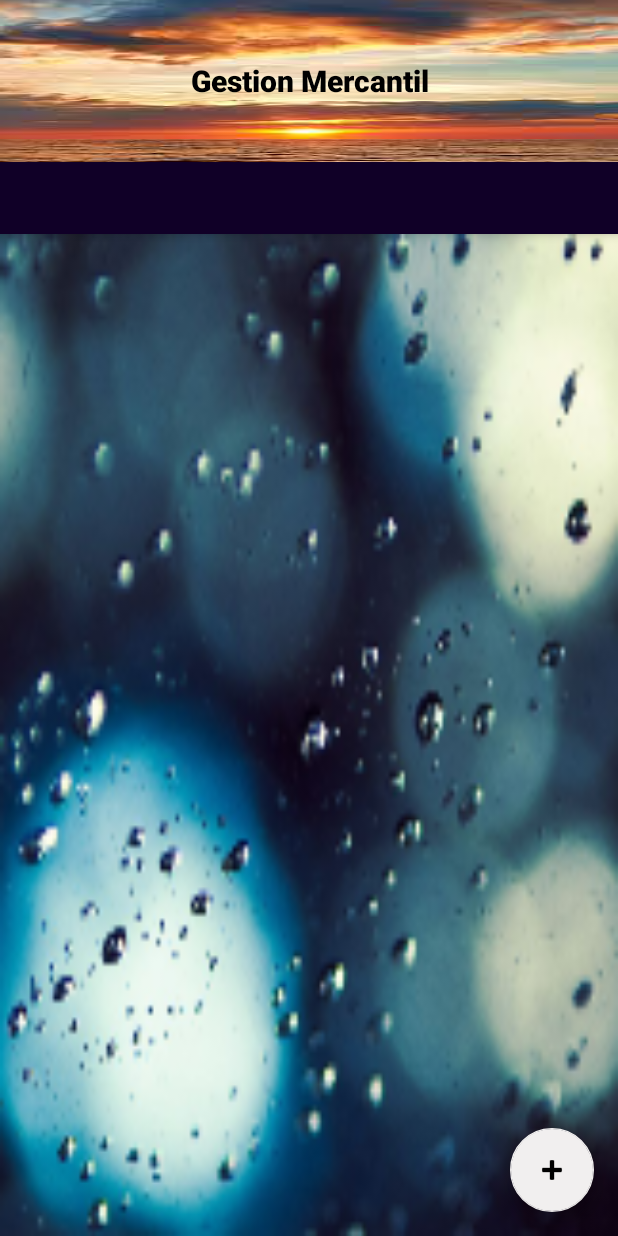
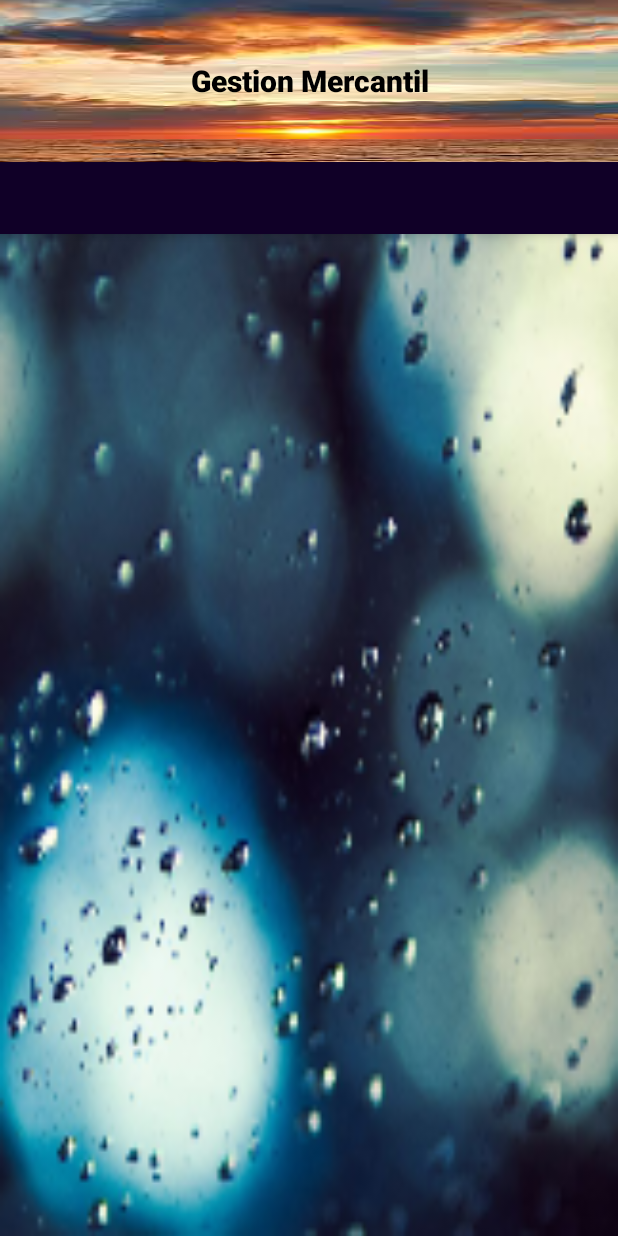
Before and after one commit to Sirsergiomr/Gestion_Mencartil, an Android app: the layout activity_main.xml on its own in the app's theme, with its tools: preview values and no code run, on a phone screen of 412 x 824 dp. Run offline under Robolectric (Android 15) with nearby library versions, the phone set to English and light mode, and no system bars.

Commit message:
MainChanges

```diff
--- a/app/src/main/res/layout/activity_main.xml
+++ b/app/src/main/res/layout/activity_main.xml
@@ -42,12 +42,4 @@
         android:background="@mipmap/ic_launcher_textura_fondo_acuatico_foreground"
         app:layout_behavior="@string/appbar_scrolling_view_behavior" />
 
-    <com.google.android.material.floatingactionbutton.FloatingActionButton
-        android:id="@+id/fab"
-        android:layout_width="wrap_content"
-        android:layout_height="wrap_content"
-        android:layout_gravity="bottom|end"
-        android:layout_margin="@dimen/fab_margin"
-        app:backgroundTint="#F1EFEF"
-        app:srcCompat="@android:drawable/ic_input_add" />
 </androidx.coordinatorlayout.widget.CoordinatorLayout>
```
Also changed, not shown: app/src/main/java/com/example/gestion_mencartil/MainActivity.java (+57 -12 lines), app/src/main/res/menu/menu.xml (added, +11 -0 lines).
